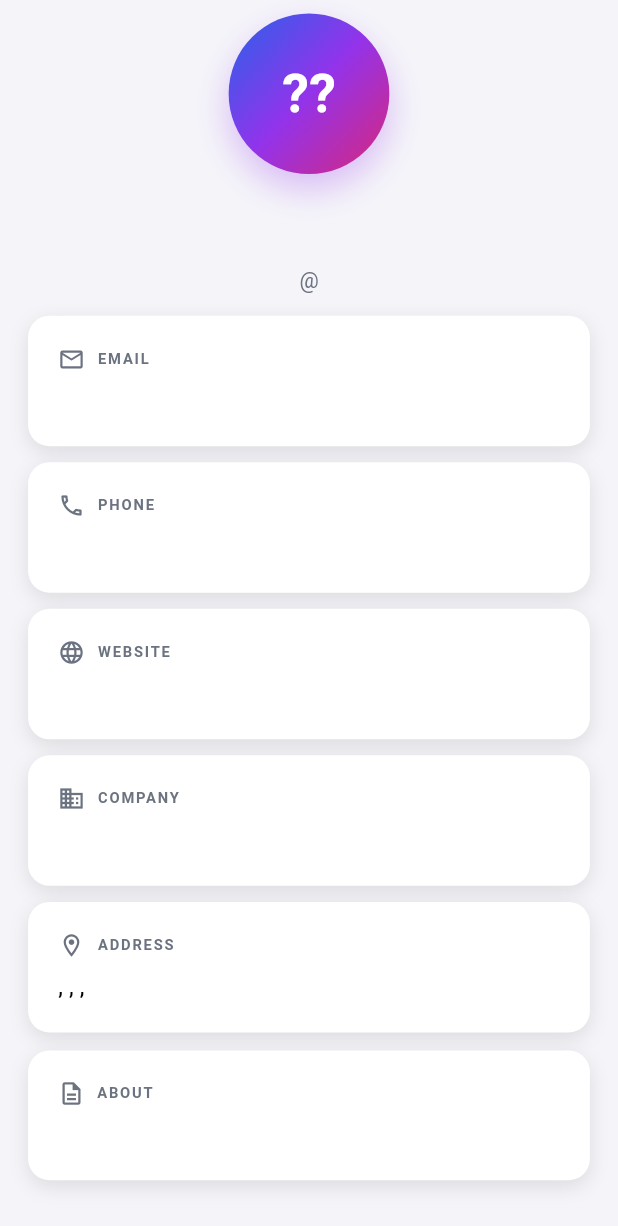
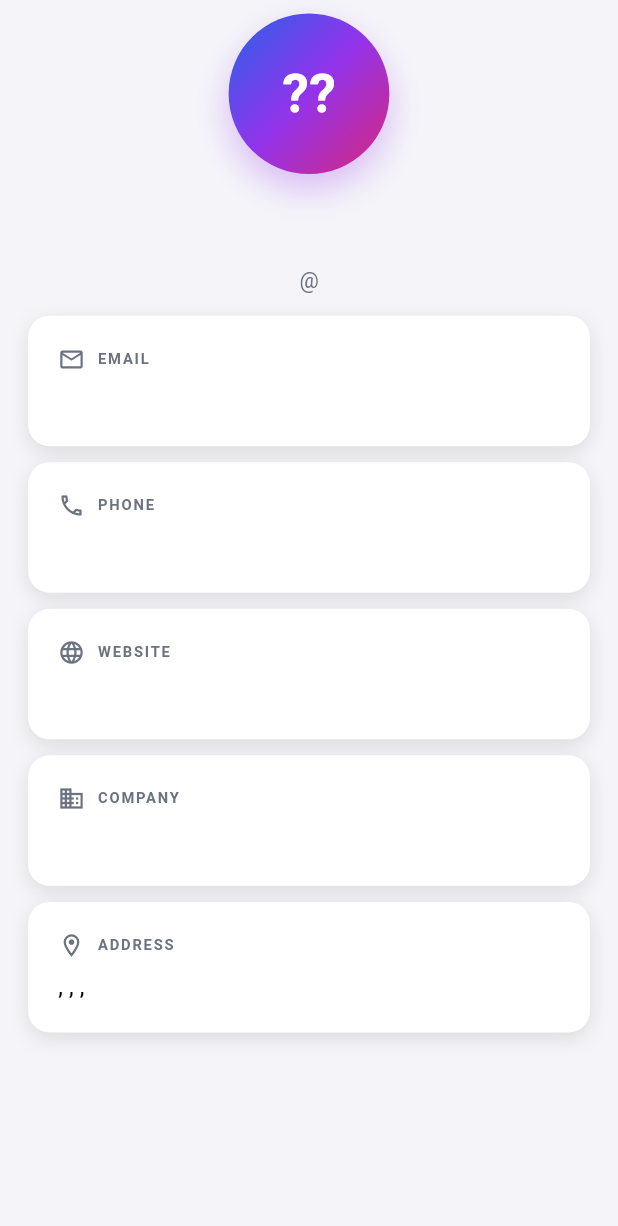
Before and after one commit to Midhun-T-13/GrapQL-test-task, a Flutter app: the UserDetailsWidget widget shown alone on an empty page, opened directly with empty values, on a phone screen of 412 x 824 dp. Shown: the top 1226 px of the screen. Run offline on Flutter 3.47's test engine with Material 3 defaults, Android fonts, the phone set to English and light mode, and no system bars; our stand-ins replace equatable, flutter_bloc, flutter_screenutil, get_it, go_router, graphql_flutter; network calls fail.

Commit message:
final changes

```diff
--- a/grapql_users_app/lib/features/users/data/models/user_model.dart
+++ b/grapql_users_app/lib/features/users/data/models/user_model.dart
@@ -9,7 +9,6 @@ class UserModel extends UserEntity {
     super.phone,
     super.website,
     super.companyName,
-    super.body,
     super.street,
     super.suite,
     super.city,
@@ -25,7 +24,6 @@ class UserModel extends UserEntity {
       phone: json['phone'] as String?,
       website: json['website'] as String?,
       companyName: json['company']?['name'] as String?,
-      body: json['body'] as String?,
       street: json['address']?['street'] as String?,
       suite: json['address']?['suite'] as String?,
       city: json['address']?['city'] as String?,
@@ -42,7 +40,6 @@ class UserModel extends UserEntity {
       if (phone != null) 'phone': phone,
       if (website != null) 'website': website,
       if (companyName != null) 'company': {'name': companyName},
-      if (body != null) 'body': body,
       if (street != null || suite != null || city != null || zipcode != null)
         'address': {
           if (street != null) 'street': street,
@@ -62,7 +59,6 @@ class UserModel extends UserEntity {
       phone: phone,
       website: website,
       companyName: companyName,
-      body: body,
       street: street,
       suite: suite,
       city: city,
--- a/grapql_users_app/lib/features/users/data/repositories/user_repository_impl.dart
+++ b/grapql_users_app/lib/features/users/data/repositories/user_repository_impl.dart
@@ -56,12 +56,14 @@ class UserRepositoryImpl implements UserRepository {
     required String name,
     required String username,
     required String email,
+    required String phone
   }) async {
     try {
       final user = await remoteDataSource.createUser(
         name: name,
         username: username,
         email: email,
+        phone: phone
       );
       return Right(user);
     } on app_exceptions.ServerException catch (e) {
--- a/grapql_users_app/lib/features/users/domain/entities/user_entity.dart
+++ b/grapql_users_app/lib/features/users/domain/entities/user_entity.dart
@@ -8,7 +8,6 @@ class UserEntity extends Equatable {
   final String? phone;
   final String? website;
   final String? companyName;
-  final String? body;
   final String? street;
   final String? suite;
   final String? city;
@@ -22,7 +21,6 @@ class UserEntity extends Equatable {
     this.phone,
     this.website,
     this.companyName,
-    this.body,
     this.street,
     this.suite,
     this.city,
@@ -38,7 +36,6 @@ class UserEntity extends Equatable {
         phone,
         website,
         companyName,
-        body,
         street,
         suite,
         city,
--- a/grapql_users_app/lib/features/users/domain/repositories/user_repository.dart
+++ b/grapql_users_app/lib/features/users/domain/repositories/user_repository.dart
@@ -25,5 +25,6 @@ abstract class UserRepository {
     required String name,
     required String username,
     required String email,
+    required String phone
   });
 }
--- a/grapql_users_app/lib/features/users/domain/usecases/create_user.dart
+++ b/grapql_users_app/lib/features/users/domain/usecases/create_user.dart
@@ -16,6 +16,7 @@ class CreateUser implements UseCase<UserEntity, CreateUserParams> {
       name: params.name,
       username: params.username,
       email: params.email,
+      phone: params.phone
     );
   }
 }
@@ -24,13 +25,15 @@ class CreateUserParams extends Equatable {
   final String name;
   final String username;
   final String email;
+  final String phone;
 
   const CreateUserParams({
     required this.name,
     required this.username,
     required this.email,
+    required this.phone
   });
 
   @override
-  List<Object> get props => [name, username, email];
+  List<Object> get props => [name, username, email, phone];
 }
--- a/grapql_users_app/lib/features/users/presentation/cubit/add_user/add_user_cubit.dart
+++ b/grapql_users_app/lib/features/users/presentation/cubit/add_user/add_user_cubit.dart
@@ -11,6 +11,7 @@ class AddUserCubit extends Cubit<AddUserState> {
     required String name,
     required String username,
     required String email,
+    required String phone
   }) async {
     emit(AddUserLoading());
 
@@ -19,6 +20,7 @@ class AddUserCubit extends Cubit<AddUserState> {
         name: name,
         username: username,
         email: email,
+        phone: phone
       ),
     );
 
--- a/grapql_users_app/lib/features/users/presentation/screens/add_user_screen.dart
+++ b/grapql_users_app/lib/features/users/presentation/screens/add_user_screen.dart
@@ -157,6 +157,7 @@ class _AddUserForm extends StatelessWidget {
                         name: nameController.text.trim(),
                         username: usernameController.text.trim(),
                         email: emailController.text.trim(),
+                        phone: phoneController.text.trim(),
                       );
                     }
                   },
--- a/grapql_users_app/lib/features/users/presentation/widgets/user_details_widget.dart
+++ b/grapql_users_app/lib/features/users/presentation/widgets/user_details_widget.dart
@@ -109,44 +109,6 @@ class UserDetailsWidget extends StatelessWidget {
             ),
           ],
 
-          if (user.body != null) ...[
-            const SizedBox(height: 12),
-            Container(
-              width: double.infinity,
-              padding: const EdgeInsets.all(20),
-              decoration: BoxDecoration(
-                color: AppColors.white,
-                borderRadius: AppTheme.borderRadiusLarge,
-                boxShadow: AppTheme.cardShadow,
-              ),
-              child: Column(
-                crossAxisAlignment: CrossAxisAlignment.start,
-                children: [
-                  Row(
-                    children: [
-                      const Icon(
-                        Icons.description_outlined,
-                        size: 18,
-                        color: AppColors.textSecondary,
-                      ),
-                       SizedBox(width: 8.w),
-                      Text(
-                        'ABOUT',
-                        style: AppTheme.labelText,
-                      ),
-                    ],
-                  ),
-                   SizedBox(height: 8.w),
-                  Text(
-                    user.body!,
-                    style: AppTheme.detailBody,
-                  ),
-                ],
-              ),
-            ),
-          ],
-
-          const SizedBox(height: 32),
         ],
       ),
     );
```
Also changed, not shown: grapql_users_app/lib/features/users/data/datasources/user_remote_data_source.dart (+6 -2 lines), 6 other files.
